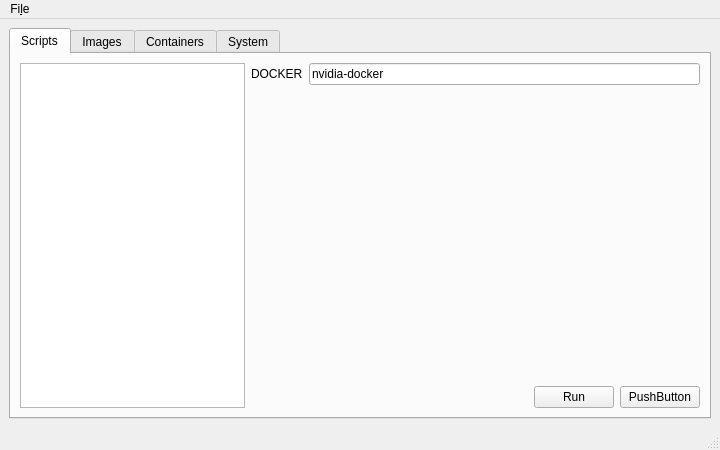
The window that mainwindow.ui (aleozlx/docker-script) describes before a commit, drawn with Qt 5.
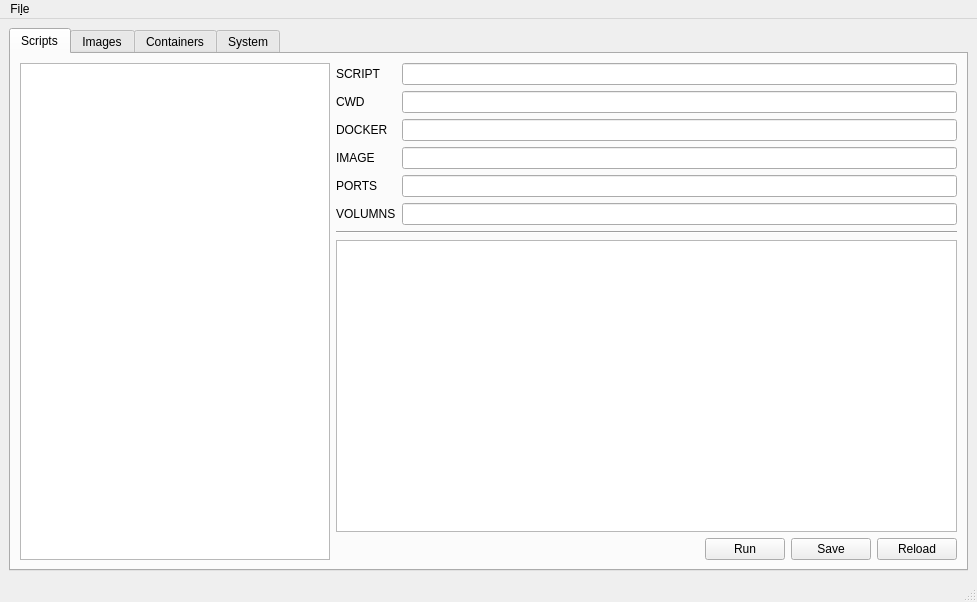
The same window after the commit.

Commit message: parse docker scripts

Diff of the .ui file:
```diff
--- a/mainwindow.ui
+++ b/mainwindow.ui
@@ -6,8 +6,8 @@
    <rect>
     <x>0</x>
     <y>0</y>
-    <width>720</width>
-    <height>450</height>
+    <width>977</width>
+    <height>602</height>
    </rect>
   </property>
   <property name="windowTitle">
@@ -37,25 +37,85 @@
            <widget class="QListView" name="listViewShortcuts"/>
           </item>
           <item>
-           <layout class="QVBoxLayout" name="verticalLayout_5" stretch="1,0">
+           <layout class="QVBoxLayout" name="verticalLayout_5" stretch="0,0,0,0">
             <item>
              <layout class="QFormLayout" name="formScriptDetails_4">
-              <item row="0" column="0">
+              <item row="2" column="0">
                <widget class="QLabel" name="labelDocker_4">
                 <property name="text">
                  <string>DOCKER</string>
                 </property>
                </widget>
               </item>
+              <item row="2" column="1">
+               <widget class="QLineEdit" name="lineEditDocker">
+                <property name="text">
+                 <string/>
+                </property>
+               </widget>
+              </item>
+              <item row="3" column="0">
+               <widget class="QLabel" name="label">
+                <property name="text">
+                 <string>IMAGE</string>
+                </property>
+               </widget>
+              </item>
+              <item row="4" column="0">
+               <widget class="QLabel" name="label_2">
+                <property name="text">
+                 <string>PORTS</string>
+                </property>
+               </widget>
+              </item>
+              <item row="5" column="0">
+               <widget class="QLabel" name="label_3">
+                <property name="text">
+                 <string>VOLUMNS</string>
+                </property>
+               </widget>
+              </item>
+              <item row="3" column="1">
+               <widget class="QLineEdit" name="lineEditImage"/>
+              </item>
+              <item row="4" column="1">
+               <widget class="QLineEdit" name="lineEditPorts"/>
+              </item>
+              <item row="5" column="1">
+               <widget class="QLineEdit" name="lineEditVolumns"/>
+              </item>
+              <item row="1" column="0">
+               <widget class="QLabel" name="label_4">
+                <property name="text">
+                 <string>CWD</string>
+                </property>
+               </widget>
+              </item>
+              <item row="0" column="0">
+               <widget class="QLabel" name="label_5">
+                <property name="text">
+                 <string>SCRIPT</string>
+                </property>
+               </widget>
+              </item>
               <item row="0" column="1">
-               <widget class="QLineEdit" name="lineEdit_4">
-                <property name="text">
-                 <string>nvidia-docker</string>
-                </property>
-               </widget>
+               <widget class="QLineEdit" name="lineEditScript"/>
+              </item>
+              <item row="1" column="1">
+               <widget class="QLineEdit" name="lineEditCWD"/>
               </item>
              </layout>
             </item>
+            <item>
+             <widget class="Line" name="line">
+              <property name="orientation">
+               <enum>Qt::Horizontal</enum>
+              </property>
+             </widget>
+            </item>
+            <item>
+             <widget class="QPlainTextEdit" name="plainTextEditDockerCommand"/>
+            </item>
             <item>
              <layout class="QHBoxLayout" name="horizontalLayout_8">
               <item>
@@ -81,7 +141,14 @@
               <item>
                <widget class="QPushButton" name="pushButton_8">
                 <property name="text">
-                 <string>PushButton</string>
+                 <string>Save</string>
+                </property>
+               </widget>
+              </item>
+              <item>
+               <widget class="QPushButton" name="pushButton">
+                <property name="text">
+                 <string>Reload</string>
                 </property>
                </widget>
               </item>
@@ -117,7 +184,7 @@
     <rect>
      <x>0</x>
      <y>0</y>
-     <width>720</width>
+     <width>977</width>
      <height>25</height>
     </rect>
    </property>
```
The commit also changes 1 other file.
